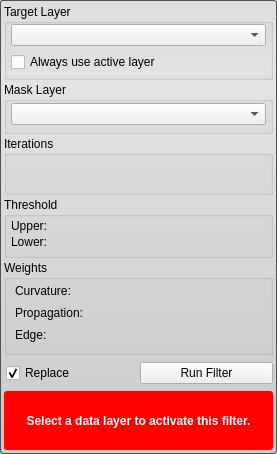
Above: src/Interface/ToolInterface/ThresholdSegmentationLSFilterInterface.ui from jessdtate/Seg3D before the change. Below: the same form after it.
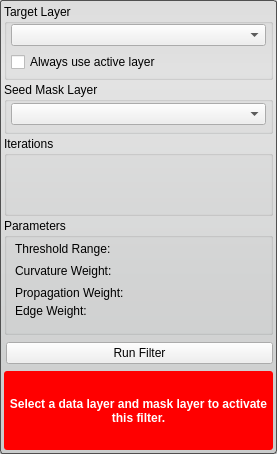
That is the form after the change. Custom widgets are drawn as their Qt base class.

The edit to the form file:
```diff
--- a/src/Interface/ToolInterface/ThresholdSegmentationLSFilterInterface.ui
+++ b/src/Interface/ToolInterface/ThresholdSegmentationLSFilterInterface.ui
@@ -113,7 +113,7 @@
       </size>
      </property>
      <property name="title">
-      <string>Mask Layer</string>
+      <string>Seed Mask Layer</string>
      </property>
      <layout class="QHBoxLayout" name="horizontalLayout_3">
       <property name="spacing">
@@ -163,78 +163,7 @@
        <number>4</number>
       </property>
       <item>
-       <widget class="QtUtils::QtSliderIntCombo" name="iterations_" native="true"/>
-      </item>
-     </layout>
-    </widget>
-   </item>
-   <item>
-    <widget class="QGroupBox" name="thresholdGroupBox">
-     <property name="title">
-      <string>Threshold</string>
-     </property>
-     <property name="flat">
-      <bool>false</bool>
-     </property>
-     <layout class="QVBoxLayout" name="verticalLayout_4">
-      <property name="spacing">
-       <number>0</number>
-      </property>
-      <property name="leftMargin">
-       <number>4</number>
-      </property>
-      <property name="topMargin">
-       <number>2</number>
-      </property>
-      <property name="rightMargin">
-       <number>4</number>
-      </property>
-      <property name="bottomMargin">
-       <number>4</number>
-      </property>
-      <item>
-       <widget class="QWidget" name="widget_2" native="true">
-        <layout class="QVBoxLayout" name="verticalLayout">
-         <property name="spacing">
-          <number>2</number>
-         </property>
-         <property name="margin">
-          <number>0</number>
-         </property>
-         <item>
-          <widget class="QLabel" name="upperLabel">
-           <property name="text">
-            <string>Upper:</string>
-           </property>
-          </widget>
-         </item>
-         <item>
-          <widget class="QtUtils::QtSliderDoubleCombo" name="upper_threshold_" native="true"/>
-         </item>
-        </layout>
-       </widget>
-      </item>
-      <item>
-       <widget class="QWidget" name="widget_4" native="true">
-        <layout class="QVBoxLayout" name="verticalLayout_3">
-         <property name="spacing">
-          <number>2</number>
-         </property>
-         <property name="margin">
-          <number>0</number>
-         </property>
-         <item>
-          <widget class="QLabel" name="upperLabel_2">
-           <property name="text">
-            <string>Lower:</string>
-           </property>
-          </widget>
-         </item>
-         <item>
-          <widget class="QtUtils::QtSliderDoubleCombo" name="lower_threshold_" native="true"/>
-         </item>
-        </layout>
-       </widget>
+       <widget class="QtUtils::QtLogSliderIntCombo" name="iterations_" native="true"/>
       </item>
      </layout>
     </widget>
@@ -248,7 +177,7 @@
       </sizepolicy>
      </property>
      <property name="title">
-      <string>Weights</string>
+      <string>Parameters</string>
      </property>
      <property name="flat">
       <bool>false</bool>
@@ -269,6 +198,37 @@
       <property name="bottomMargin">
        <number>4</number>
       </property>
+      <item>
+       <widget class="QWidget" name="widget_2" native="true">
+        <layout class="QVBoxLayout" name="verticalLayout">
+         <property name="spacing">
+          <number>2</number>
+         </property>
+         <property name="leftMargin">
+          <number>4</number>
+         </property>
+         <property name="topMargin">
+          <number>2</number>
+         </property>
+         <property name="rightMargin">
+          <number>4</number>
+         </property>
+         <property name="bottomMargin">
+          <number>4</number>
+         </property>
+         <item>
+          <widget class="QLabel" name="upperLabel">
+           <property name="text">
+            <string>Threshold Range:</string>
+           </property>
+          </widget>
+         </item>
+         <item>
+          <widget class="QtUtils::QtSliderDoubleCombo" name="threshold_range_" native="true"/>
+         </item>
+        </layout>
+       </widget>
+      </item>
       <item>
        <widget class="QWidget" name="widget_6" native="true">
         <layout class="QVBoxLayout" name="verticalLayout_2">
@@ -290,7 +250,7 @@
          <item>
           <widget class="QLabel" name="curvatureLabel">
            <property name="text">
-            <string>Curvature:</string>
+            <string>Curvature Weight:</string>
            </property>
           </widget>
          </item>
@@ -321,13 +281,20 @@
          <item>
           <widget class="QLabel" name="propagationLabel">
            <property name="text">
-            <string>Propagation:</string>
+            <string>Propagation Weight:</string>
            </property>
           </widget>
          </item>
          <item>
           <widget class="QtUtils::QtSliderDoubleCombo" name="propagation_" native="true"/>
          </item>
+         <item>
+          <widget class="QLabel" name="edgeLabel">
+           <property name="text">
+            <string>Edge Weight:</string>
+           </property>
+          </widget>
+         </item>
         </layout>
        </widget>
       </item>
@@ -349,13 +316,6 @@
          <property name="bottomMargin">
           <number>4</number>
          </property>
-         <item>
-          <widget class="QLabel" name="edgeLabel">
-           <property name="text">
-            <string>Edge:</string>
-           </property>
-          </widget>
-         </item>
          <item>
           <widget class="QtUtils::QtSliderDoubleCombo" name="edge_" native="true"/>
          </item>
@@ -379,7 +339,7 @@
        <height>32</height>
       </size>
      </property>
-     <layout class="QHBoxLayout" name="horizontalLayout" stretch="1,1">
+     <layout class="QHBoxLayout" name="horizontalLayout" stretch="1">
       <property name="spacing">
        <number>0</number>
       </property>
@@ -395,16 +355,6 @@
       <property name="bottomMargin">
        <number>0</number>
       </property>
-      <item>
-       <widget class="QCheckBox" name="replaceCheckBox">
-        <property name="text">
-         <string>Replace</string>
-        </property>
-        <property name="checked">
-         <bool>true</bool>
-        </property>
-       </widget>
-      </item>
       <item>
        <widget class="QPushButton" name="runFilterButton">
         <property name="text">
@@ -444,7 +394,7 @@
       <item>
        <widget class="QLabel" name="message_">
         <property name="text">
-         <string>Select a data layer to activate this filter.</string>
+         <string>Select a data layer and mask layer to activate this filter.</string>
         </property>
         <property name="alignment">
          <set>Qt::AlignCenter</set>
@@ -460,21 +410,21 @@
   </layout>
  </widget>
  <customwidgets>
+  <customwidget>
+   <class>QtUtils::QtSliderDoubleCombo</class>
+   <extends>QWidget</extends>
+   <header location="global">QtUtils/Widgets/QtSliderDoubleCombo.h</header>
+   <container>1</container>
+  </customwidget>
   <customwidget>
    <class>QtUtils::QtDropableComboBox</class>
    <extends>QComboBox</extends>
    <header location="global">QtUtils/Widgets/QtDropableComboBox.h</header>
   </customwidget>
   <customwidget>
-   <class>QtUtils::QtSliderIntCombo</class>
+   <class>QtUtils::QtLogSliderIntCombo</class>
    <extends>QWidget</extends>
-   <header location="global">QtUtils/Widgets/QtSliderIntCombo.h</header>
-   <container>1</container>
-  </customwidget>
-  <customwidget>
-   <class>QtUtils::QtSliderDoubleCombo</class>
-   <extends>QWidget</extends>
-   <header location="global">QtUtils/Widgets/QtSliderDoubleCombo.h</header>
+   <header location="global">QtUtils/Widgets/QtLogSliderIntCombo.h</header>
    <container>1</container>
   </customwidget>
  </customwidgets>
```
